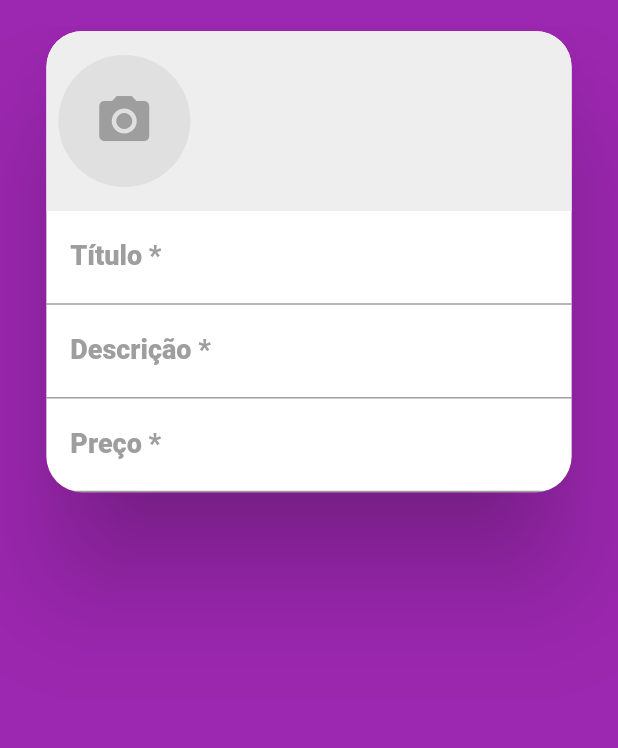
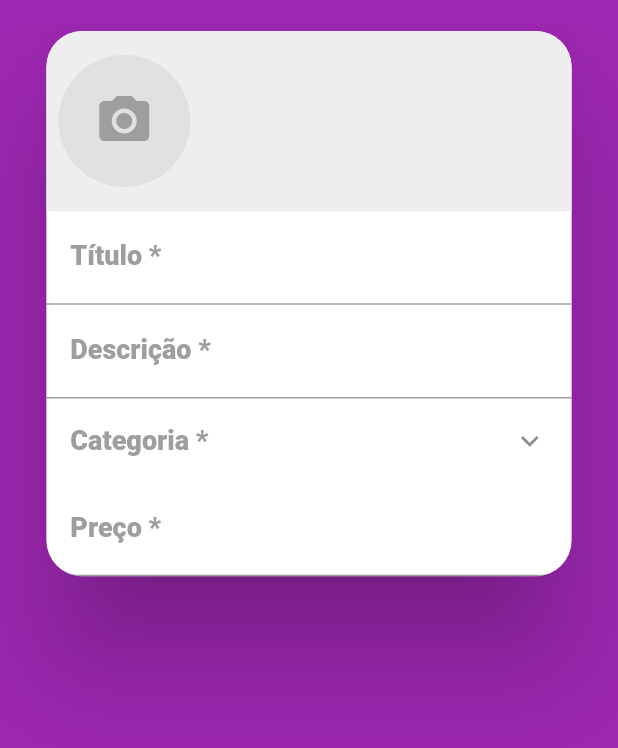
Before and after one commit to felipecastrosales/xlo, a Flutter app: the CreateScreen screen opened directly, on a phone screen of 412 x 824 dp, the part 59-807 px from its top. Run offline on Flutter 3.47's test engine with Material 2 defaults, Android fonts, the phone set to English and light mode, and no system bars; our stand-ins replace brasil_fields, flutter_mobx, get_it, image_cropper, image_picker, mobx and 1 more; accounts and stored records are empty; generated files the repository leaves out were written again; network calls fail; statements that could not run were skipped.

Commit message:
Selecting a Category

```diff
--- a/lib/main.dart
+++ b/lib/main.dart
@@ -4,7 +4,7 @@ import 'package:get_it/get_it.dart';
 import 'package:parse_server_sdk_flutter/parse_server_sdk.dart';
 
 import 'keys/constaints.dart'; // Here's my apiKey and my clientKey.
-import 'screens/category/category_screen.dart';
+import 'screens/base/base_sreen.dart';
 import 'stores/category_store.dart';
 import 'stores/page_store.dart';
 import 'stores/user_manager_store.dart';
@@ -46,7 +46,7 @@ class MyApp extends StatelessWidget {
         textSelectionTheme: TextSelectionThemeData(cursorColor: Colors.orange),
         appBarTheme: AppBarTheme(elevation: 0),
       ),
-      home: CategoryScreen(),
+      home: BaseScreen(),
     );
   }
 }
--- /dev/null
+++ b/lib/screens/create/components/category_field.dart
@@ -0,0 +1,57 @@
+import 'package:flutter/material.dart';
+
+import 'package:flutter_mobx/flutter_mobx.dart';
+
+import '../../../stores/create_store.dart';
+import '../../category/category_screen.dart';
+
+class CategoryField extends StatelessWidget {
+  final CreateStore createStore;
+  const CategoryField(this.createStore);
+
+  @override
+  Widget build(BuildContext context) {
+    return Observer(
+      builder: (_) {
+        return ListTile(
+          title: createStore.category == null
+              ? Text(
+                  'Categoria *',
+                  style: TextStyle(
+                    fontSize: 18,
+                    fontWeight: FontWeight.w800,
+                    color: Colors.grey,
+                  ),
+                )
+              : Text(
+                  'Categoria *',
+                  style: TextStyle(
+                    fontSize: 14,
+                    fontWeight: FontWeight.w700,
+                    color: Colors.grey,
+                  ),
+                ),
+          subtitle: createStore.category == null
+              ? null
+              : Text(
+                '${createStore.category.description}',
+                style: TextStyle(fontSize: 17, color: Colors.black),
+              ),
+          trailing: Icon(Icons.keyboard_arrow_down),
+          onTap: () async {
+            final category = await showDialog(
+              context: context,
+              builder: (_) => CategoryScreen(
+                showAll: false,
+                selected: createStore.category,
+              ),
+            );
+            if (category != null) {
+              createStore.setCategory(category);
+            }
+          },
+        );
+      },
+    );
+  }
+}
--- a/lib/screens/create/create_screen.dart
+++ b/lib/screens/create/create_screen.dart
@@ -4,6 +4,7 @@ import 'package:flutter/services.dart';
 
 import '../../components/custom_drawer/custom_drawer.dart';
 import '../../stores/create_store.dart';
+import 'components/category_field.dart';
 import 'components/images_field.dart';
 
 class CreateScreen extends StatelessWidget {
@@ -53,6 +54,7 @@ class CreateScreen extends StatelessWidget {
                     ),
                     maxLines: null,
                   ),
+                  CategoryField(createStore),
                   TextFormField(
                     decoration: InputDecoration(
                       labelText: 'Preço *',
```
Also changed, not shown: lib/stores/create_store.dart (+9 -0 lines), lib/stores/create_store.g.dart.
